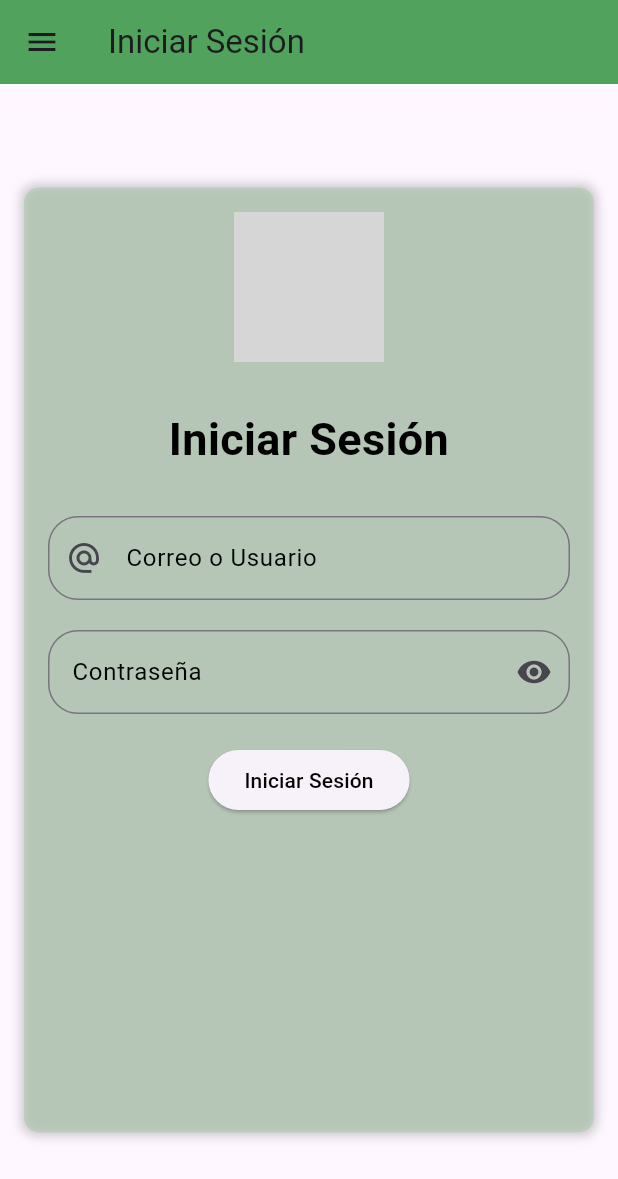
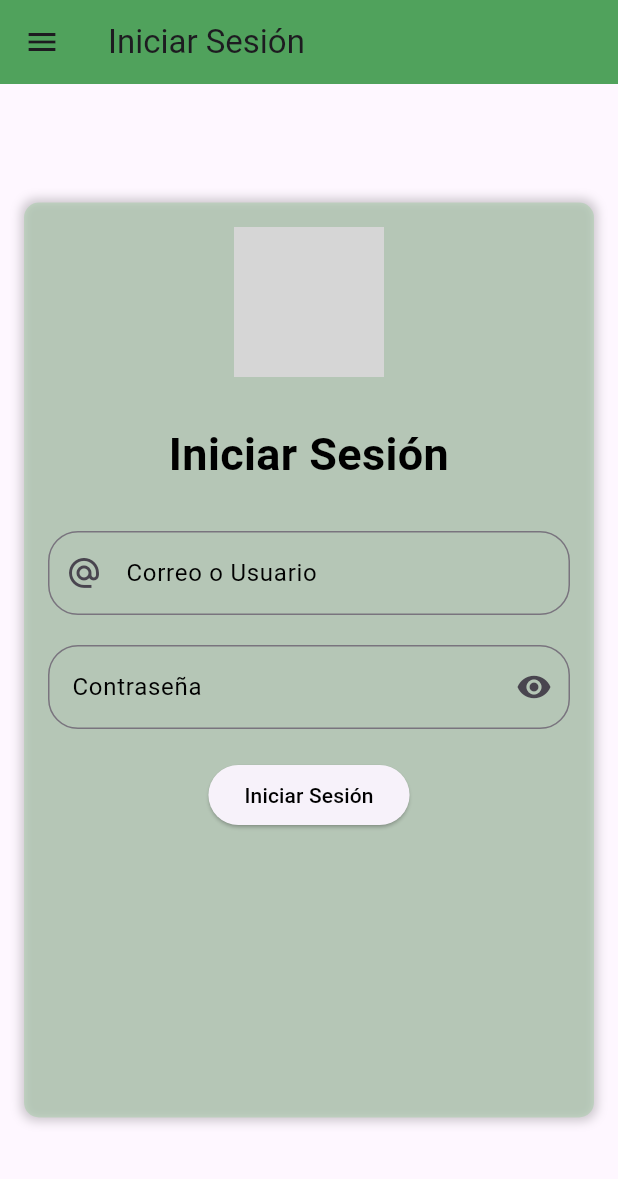
Before and after one commit to paolapatron2905/web, a Flutter app: the screen it shows after launch, on a phone screen of 412 x 824 dp. Shown: the top 1179 px of the screen. Run offline on Flutter 3.47's test engine with Material 3 defaults, Android fonts, the phone set to English and light mode, and no system bars; our stand-ins replace get, supabase_flutter; accounts and stored records are empty; grey boxes are pictures that could not be loaded.

Commit message:
Cambios de tamaño

```diff
--- a/lib/screens/login.dart
+++ b/lib/screens/login.dart
@@ -28,7 +28,7 @@ class _LoginState extends State<Login> {
             children: [
               Container(
                 width: 600.0,
-                height: 630.0,
+                height: 610.0,
                 decoration: BoxDecoration(
                   color: Colors.green[300]!.withOpacity(0.3),
                   borderRadius: BorderRadius.circular(10.0),
@@ -53,7 +53,6 @@ class _LoginState extends State<Login> {
                         ),
                       ),
                       SizedBox(height: 30.0),
-
                       Text(
                         'Iniciar Sesión',
                         textAlign: TextAlign.center,
```
